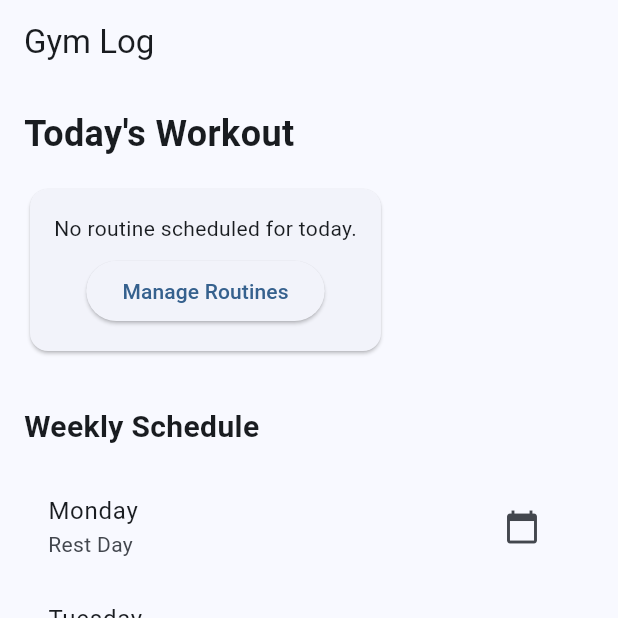
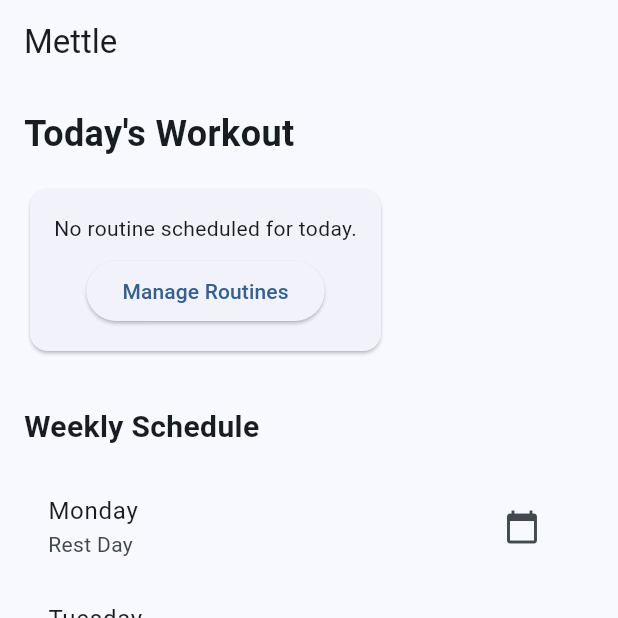
Before and after one commit to rohanakode490/Mettle, a Flutter app: the screen it shows after launch, on a phone screen of 412 x 824 dp, the top half of it. Run offline on Flutter 3.47's test engine with Material 3 defaults, Android fonts, the light colour scheme and no system bars; our stand-ins replace drift, flutter_riverpod, riverpod_annotation; accounts and stored records are empty; generated files the repository leaves out were written again.

Commit message:
chore: rebrand project to Mettle

```diff
--- a/lib/features/schedule/presentation/home_screen.dart
+++ b/lib/features/schedule/presentation/home_screen.dart
@@ -14,7 +14,7 @@ class HomeScreen extends ConsumerWidget {
 
     return Scaffold(
       appBar: AppBar(
-        title: const Text('Gym Log'),
+        title: const Text('Mettle'),
       ),
       body: SingleChildScrollView(
         padding: const EdgeInsets.all(16.0),
--- a/lib/main.dart
+++ b/lib/main.dart
@@ -27,7 +27,7 @@ class MyApp extends StatelessWidget {
   @override
   Widget build(BuildContext context) {
     return MaterialApp(
-      title: 'Gym Log',
+      title: 'Mettle',
       debugShowCheckedModeBanner: false,
       theme: ThemeData(
         colorScheme: ColorScheme.fromSeed(seedColor: Colors.blue),
```
Also changed, not shown: 3 other files.
